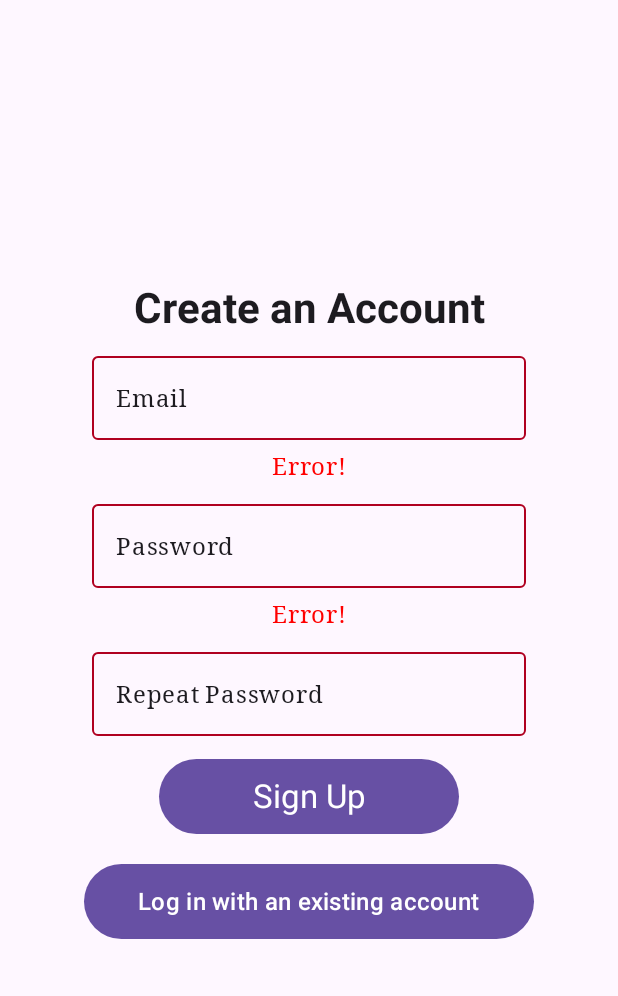
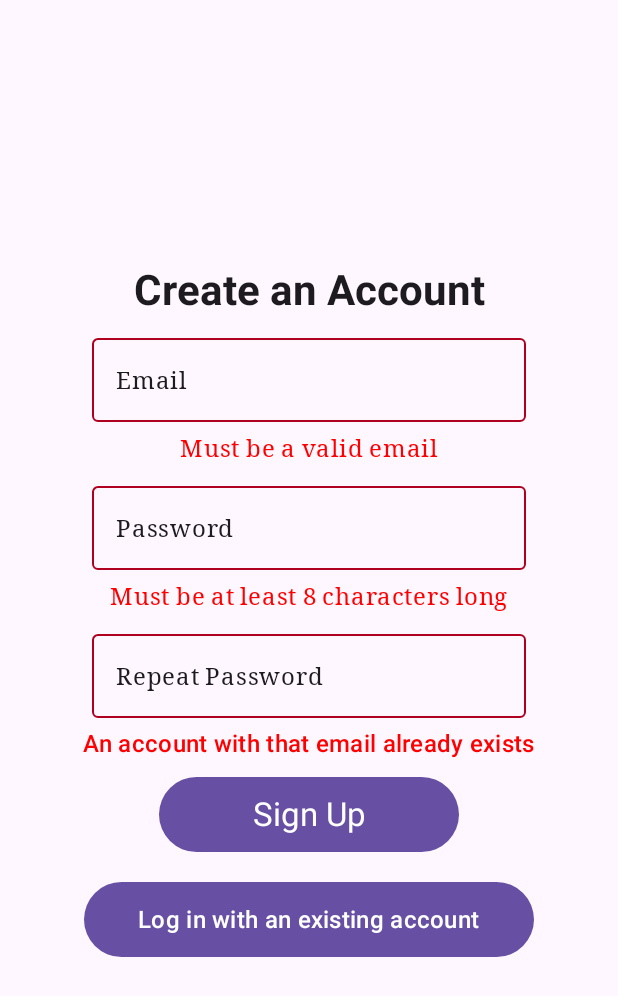
Before and after one commit to AppDevOrganization/5A6-group-project, an Android app built with Jetpack Compose: the SignupPage screen opened through its navigation route, after a tap on "Sign Up", on a phone screen of 412 x 824 dp. Shown: the top 996 px of the screen. Run offline under Robolectric (Android 15) with nearby library versions, the phone set to English and light mode, and no system bars; our stand-ins replace Firebase (no records; nobody signed in at launch, a user with empty details on screens opened directly); libraries missing offline, so code that uses them is left out: com.google.android.play; network calls fail; 1 statement that could not run was skipped.

Commit message:
added error messages to the fields

```diff
--- a/app/src/main/java/com/example/cjj/SignupPage.kt
+++ b/app/src/main/java/com/example/cjj/SignupPage.kt
@@ -19,6 +19,8 @@ import androidx.compose.runtime.saveable.rememberSaveable
 import androidx.compose.runtime.setValue
 import androidx.compose.ui.Alignment
 import androidx.compose.ui.Modifier
+import androidx.compose.ui.graphics.Color
+import androidx.compose.ui.res.stringResource
 import androidx.compose.ui.semantics.onClick
 import androidx.compose.ui.semantics.semantics
 import androidx.compose.ui.text.font.FontWeight
@@ -27,7 +29,6 @@ import com.example.emptyactivity.data.AuthViewModel
 import com.example.emptyactivity.data.ResultAuth
 import com.google.android.play.integrity.internal.t
 
-
 @Composable
 fun SignupPage(
     authViewModel: AuthViewModel,
@@ -35,6 +36,8 @@ fun SignupPage(
     onClickLogin: () -> Unit = {},
     modifier: Modifier = Modifier
 ) {
+    val SIGNUP_ERROR = stringResource(id = R.string.signup_error)
+
     val userState = authViewModel.currentUser().collectAsState()
     val signUpResult by authViewModel.signUpResult.collectAsState(ResultAuth.Inactive)
 
@@ -45,10 +48,13 @@ fun SignupPage(
         label = "Repeat Password",
         placeholder = "password",
         onValueChange = { passwordRepeatText = it },
+        errorMessage = stringResource(id = R.string.signup_repeat_pswd_error),
         validate = {
             it == passwordText
         }
     ) }
+
+    var errorMessage by remember { mutableStateOf("") }
 
     ///
     LaunchedEffect(signUpResult) {
@@ -63,7 +69,7 @@ fun SignupPage(
             if (it is ResultAuth.Success && it.data) {
 
             } else if (it is ResultAuth.Failure || it is ResultAuth.Success) { // success(false) case
-
+                errorMessage = SIGNUP_ERROR
             }
         }
     }
@@ -83,16 +89,25 @@ fun SignupPage(
             LoginSignupTextField(
                 label = "Email",
                 placeholder = "example@email.com",
+                errorMessage = stringResource(id = R.string.signup_email_error),
                 onValueChange = { emailText = it },
                 validate = { authViewModel.validateEmail(it) }
             )
             LoginSignupTextField(
                 label = "Password",
                 placeholder = "password",
+                errorMessage = stringResource(id = R.string.signup_pswd_error),
                 onValueChange = { passwordText = it },
                 validate = { authViewModel.validatePassword(it) }
             )
             repeatPasswordField()
+
+            if (errorMessage != "")
+                Text(
+                    text = errorMessage,
+                    color = Color.Red,
+                    style = MaterialTheme.typography.titleMedium
+                )
             Button(
                 modifier = Modifier
                     .padding(10.dp)
```
